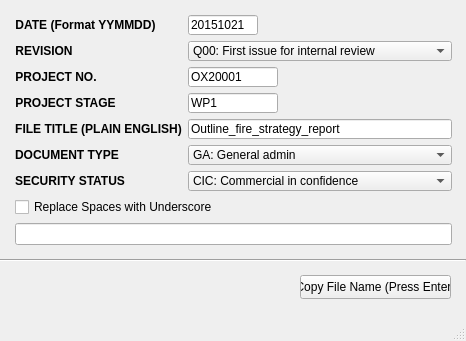
fsepy/fseutil, file fseutil/gui/layout/ui/dialog_0601_naming_convention.ui: the form before one commit.
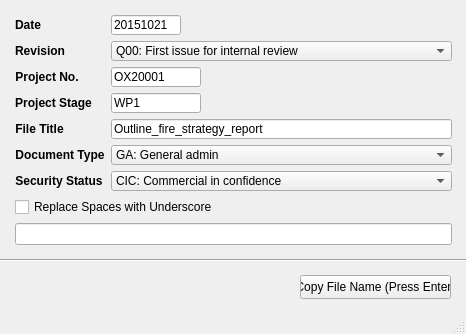
The form after the commit.

Diff of the .ui file:
```diff
--- a/fseutil/gui/layout/ui/dialog_0601_naming_convention.ui
+++ b/fseutil/gui/layout/ui/dialog_0601_naming_convention.ui
@@ -7,7 +7,7 @@
     <x>0</x>
     <y>0</y>
     <width>466</width>
-    <height>341</height>
+    <height>334</height>
    </rect>
   </property>
   <property name="windowTitle">
@@ -48,7 +48,7 @@
           </font>
          </property>
          <property name="text">
-          <string>DATE (Format YYMMDD)</string>
+          <string>Date</string>
          </property>
          <property name="alignment">
           <set>Qt::AlignCenter</set>
@@ -77,7 +77,7 @@
           </font>
          </property>
          <property name="text">
-          <string>REVISION</string>
+          <string>Revision</string>
          </property>
          <property name="alignment">
           <set>Qt::AlignCenter</set>
@@ -144,7 +144,7 @@
           </font>
          </property>
          <property name="text">
-          <string>PROJECT NO.</string>
+          <string>Project No.</string>
          </property>
          <property name="alignment">
           <set>Qt::AlignCenter</set>
@@ -173,7 +173,7 @@
           </font>
          </property>
          <property name="text">
-          <string>PROJECT STAGE</string>
+          <string>Project Stage</string>
          </property>
          <property name="alignment">
           <set>Qt::AlignCenter</set>
@@ -202,7 +202,7 @@
           </font>
          </property>
          <property name="text">
-          <string>FILE TITLE (PLAIN ENGLISH)</string>
+          <string>File Title</string>
          </property>
          <property name="alignment">
           <set>Qt::AlignCenter</set>
@@ -231,7 +231,7 @@
           </font>
          </property>
          <property name="text">
-          <string>DOCUMENT TYPE</string>
+          <string>Document Type</string>
          </property>
          <property name="alignment">
           <set>Qt::AlignCenter</set>
@@ -331,7 +331,7 @@
           </font>
          </property>
          <property name="text">
-          <string>SECURITY STATUS</string>
+          <string>Security Status</string>
          </property>
          <property name="alignment">
           <set>Qt::AlignCenter</set>
```
Left out of the diff: 57 changed lines with no effect on the pictures.
